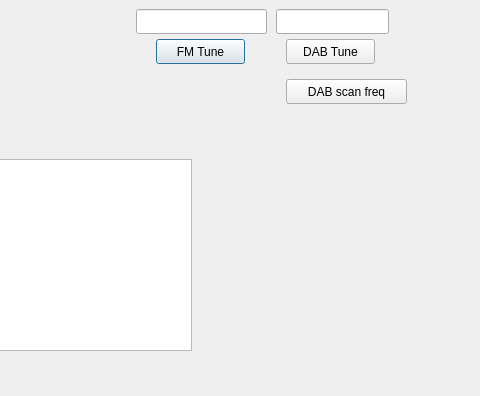
Old version of the form dialog.ui in the repository Vitalic66/DAB-FM-sundtek-api; both pictures show x 84 to 564 and y 121 to 517 of the 564 by 517 pixel window.
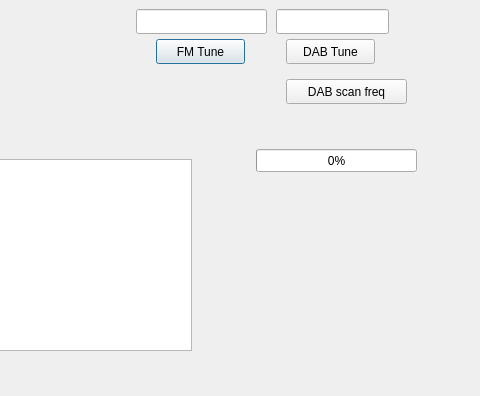
New version of the form.

Commit message: progress bar dab scan

Patch:
```diff
--- a/dialog.ui
+++ b/dialog.ui
@@ -136,6 +136,19 @@
     <enum>Qt::NoFocus</enum>
    </property>
   </widget>
+  <widget class="QProgressBar" name="prog_bar_dab">
+   <property name="geometry">
+    <rect>
+     <x>340</x>
+     <y>270</y>
+     <width>161</width>
+     <height>23</height>
+    </rect>
+   </property>
+   <property name="value">
+    <number>0</number>
+   </property>
+  </widget>
  </widget>
  <layoutdefault spacing="6" margin="11"/>
  <resources/>
```
The commit also changes 4 other files.
